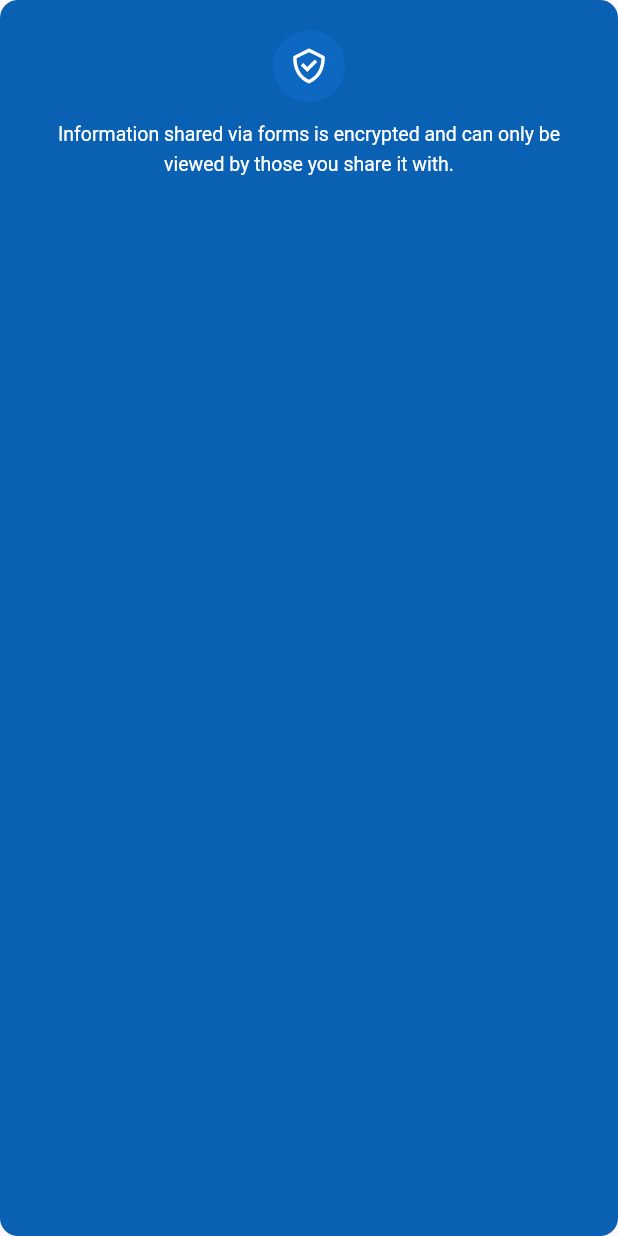
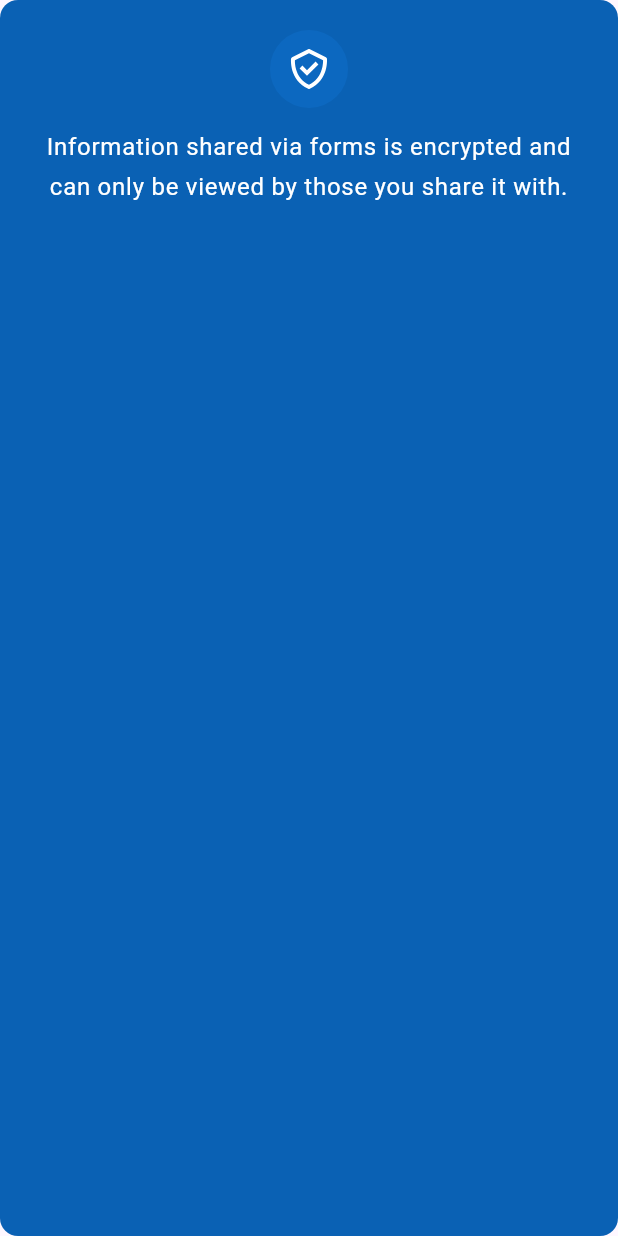
Before and after one commit to Teewhydot/paxform_project, a Flutter app: the PrivacyBannerWidget widget shown alone on an empty page, opened directly, on a phone screen of 412 x 824 dp. Run offline on Flutter 3.47's test engine with Material 3 defaults, Android fonts, the phone set to English and light mode, and no system bars; our stand-ins replace flutter_svg; Roboto replaces fonts that are missing (Public Sans).

Commit message:
Action button widget enhancements.

```diff
--- a/lib/core/theme/app_colors.dart
+++ b/lib/core/theme/app_colors.dart
@@ -76,7 +76,7 @@ class AppColors {
 
   /// Light purple/lavender background
   /// Figma: #E2D9F3
-  static const Color accentPurpleLight = Color(0xFFE2D9F3);
+  static const Color accentPurpleLight = Color(0xFFF9F5FF);
 
   // Semantic Colors
   /// Rating/Star color - yellow/gold
--- a/lib/features/medical_center/presentation/widgets/action_button_widget.dart
+++ b/lib/features/medical_center/presentation/widgets/action_button_widget.dart
@@ -28,7 +28,7 @@ class ActionButtonWidget extends StatelessWidget {
       ),
       child: Container(
         width: 160,
-        height: 161,
+        height: 160,
         padding: const EdgeInsets.all(AppSpacing.md), // Figma: 16px padding
         decoration: BoxDecoration(
           color: backgroundColor, // Figma: White background
@@ -50,9 +50,7 @@ class ActionButtonWidget extends StatelessWidget {
                   AppSpacing.radiusSmall, // Figma: 8px radius
                 ),
               ),
-                child: Center(
-                  child: Image.asset(imagePath, fit: BoxFit.contain),
-                ),
+              child: Center(child: Image.asset(imagePath, fit: BoxFit.contain)),
             ),
 
             const SizedBox(height: AppSpacing.md), // Figma: 12px gap
@@ -63,7 +61,7 @@ class ActionButtonWidget extends StatelessWidget {
                 fontSize: 16,
                 fontWeight: FontWeight.w700,
                 letterSpacing: 0.2,
-                  height: 1.2,
+                height: 1.3,
               ),
             ),
 
@@ -76,7 +74,7 @@ class ActionButtonWidget extends StatelessWidget {
                 fontSize: 12,
                 fontWeight: FontWeight.w500,
                 letterSpacing: 0.2,
-                  height: 1.2,
+                height: 1.3,
               ),
             ),
           ],
--- a/lib/features/medical_center/presentation/widgets/privacy_banner_widget.dart
+++ b/lib/features/medical_center/presentation/widgets/privacy_banner_widget.dart
@@ -20,8 +20,8 @@ class PrivacyBannerWidget extends StatelessWidget {
       child: Column(
         children: [
           Container(
-            width: 48,
-            height: 48,
+            width: 52,
+            height: 52,
             decoration: const BoxDecoration(
               color: AppColors.privacyBanner,
               shape: BoxShape.circle,
@@ -30,12 +30,8 @@ class PrivacyBannerWidget extends StatelessWidget {
               padding: const EdgeInsets.all(10.0),
               child: SvgPicture.asset(
                 AppAssets.shieldSvg,
-                width: 28,
-                height: 28,
-                colorFilter: const ColorFilter.mode(
-                  AppColors.textWhite,
-                  BlendMode.srcIn,
-                ),
+                width: 32,
+                height: 32,
               ),
             ),
           ),
@@ -44,7 +40,10 @@ class PrivacyBannerWidget extends StatelessWidget {
             'Information shared via forms is encrypted and can only be viewed by those you share it with.',
             style: AppTypography.bodySmall.copyWith(
               color: AppColors.textWhite,
-              fontSize: 13,
+              fontSize: 16,
+              fontWeight: FontWeight.w400,
+              letterSpacing: 0.5,
+              height: 1.68,
             ),
             textAlign: TextAlign.center,
           ),
```
Lines whose indentation alone changed are shown as unchanged.
